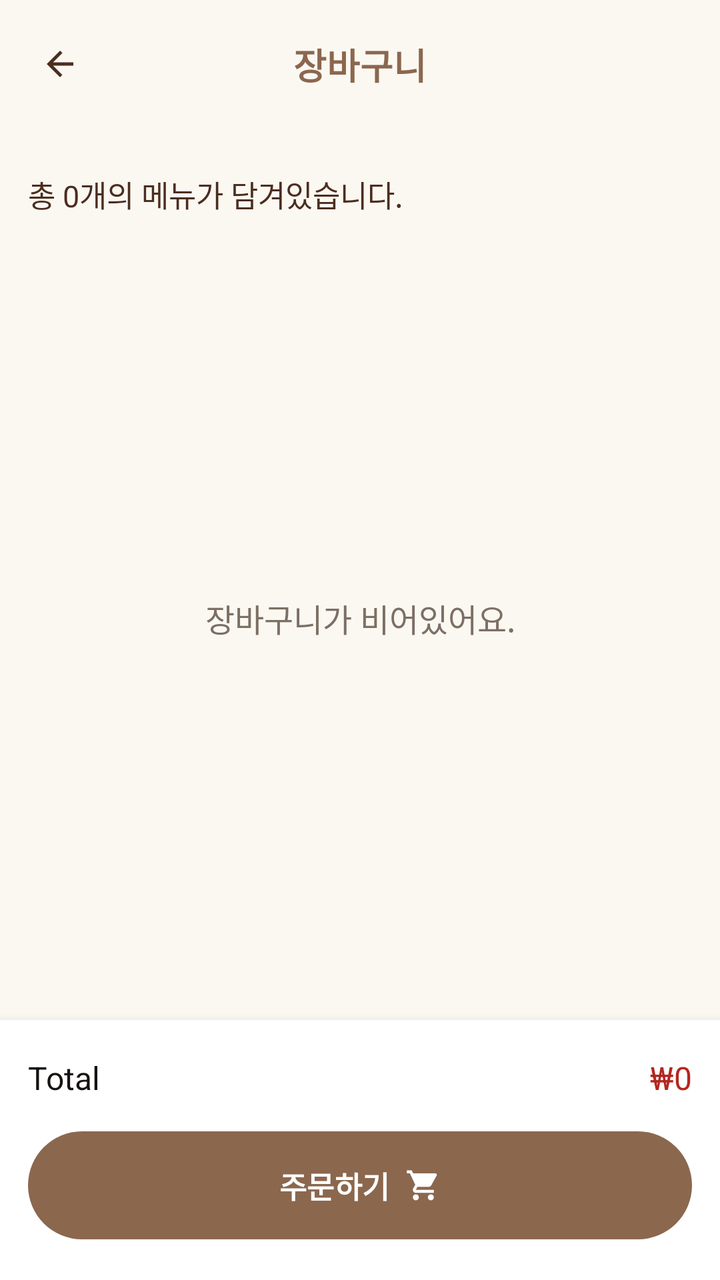
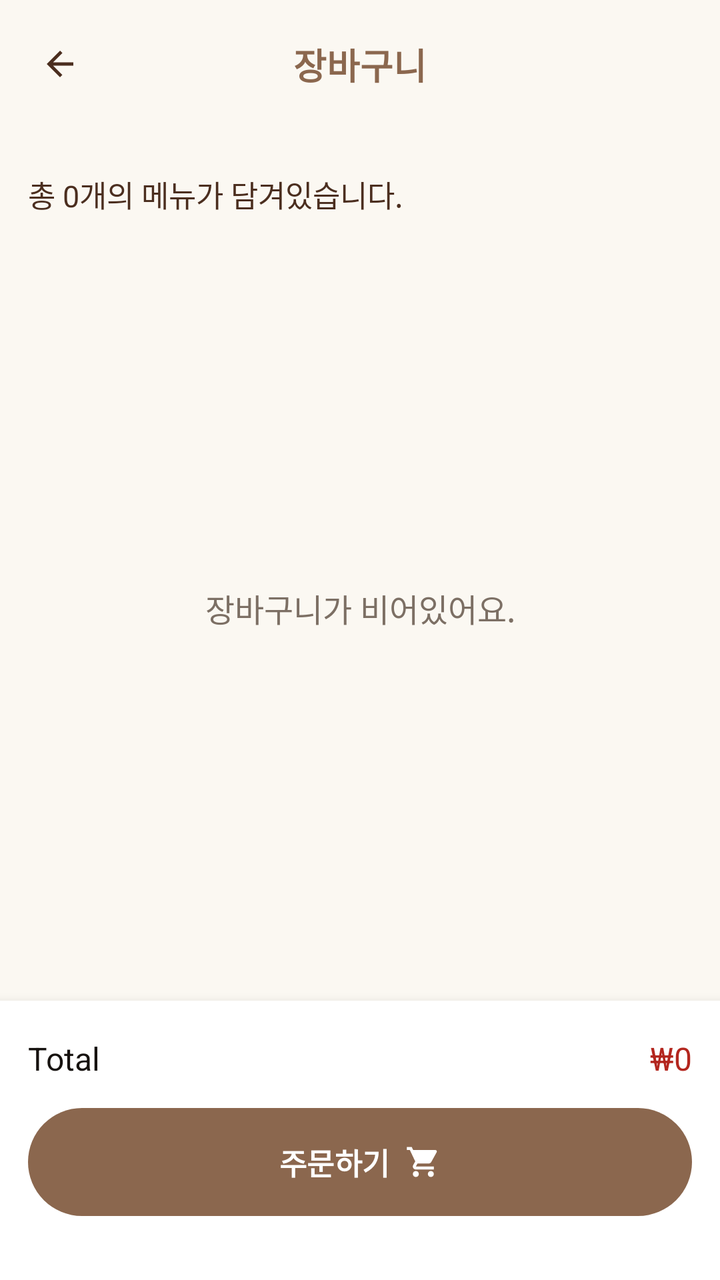

Before-and-after screenshots of an Android layout around one commit, followed by the original layout XML and the change that was made.
<!-- AndroidManifest.xml: application theme Theme.Payclient -->
<!-- res/layout/activity_cart.xml -->
<?xml version="1.0" encoding="utf-8"?>
<androidx.constraintlayout.widget.ConstraintLayout
    xmlns:android="http://schemas.android.com/apk/res/android"
    xmlns:app="http://schemas.android.com/apk/res-auto"
    android:layout_width="match_parent"
    android:layout_height="match_parent"
    android:background="@color/home_background">

    <androidx.constraintlayout.widget.ConstraintLayout
        android:id="@+id/layout_cart_header"
        android:layout_width="0dp"
        android:layout_height="64dp"
        android:paddingStart="12dp"
        android:paddingEnd="12dp"
        app:layout_constraintEnd_toEndOf="parent"
        app:layout_constraintStart_toStartOf="parent"
        app:layout_constraintTop_toTopOf="parent">

        <ImageView
            android:id="@+id/btnCartBack"
            android:layout_width="36dp"
            android:layout_height="36dp"
            android:contentDescription="뒤로가기"
            android:padding="8dp"
            android:src="@drawable/ic_arrow_back"
            app:tint="@color/coffee_brown_dark"
            app:layout_constraintBottom_toBottomOf="parent"
            app:layout_constraintStart_toStartOf="parent"
            app:layout_constraintTop_toTopOf="parent" />

        <TextView
            android:id="@+id/tvCartTitle"
            android:layout_width="wrap_content"
            android:layout_height="wrap_content"
            android:text="장바구니"
            android:textColor="@color/coffee_brown"
            android:textSize="18sp"
            android:textStyle="bold"
            app:layout_constraintBottom_toBottomOf="parent"
            app:layout_constraintEnd_toEndOf="parent"
            app:layout_constraintStart_toStartOf="parent"
            app:layout_constraintTop_toTopOf="parent" />
    </androidx.constraintlayout.widget.ConstraintLayout>

    <TextView
        android:id="@+id/tv_cart_summary"
        android:layout_width="0dp"
        android:layout_height="wrap_content"
        android:layout_marginStart="14dp"
        android:layout_marginTop="22dp"
        android:layout_marginEnd="14dp"
        android:text="총 0개의 메뉴가 담겨있습니다."
        android:textColor="@color/coffee_brown_dark"
        android:textSize="15sp"
        app:layout_constraintEnd_toEndOf="parent"
        app:layout_constraintStart_toStartOf="parent"
        app:layout_constraintTop_toBottomOf="@id/layout_cart_header" />

    <TextView
        android:id="@+id/tv_empty_cart"
        android:layout_width="0dp"
        android:layout_height="0dp"
        android:gravity="center"
        android:text="장바구니가 비어있어요."
        android:textColor="@color/text_secondary"
        android:textSize="16sp"
        app:layout_constraintBottom_toTopOf="@id/layout_order_summary"
        app:layout_constraintEnd_toEndOf="parent"
        app:layout_constraintStart_toStartOf="parent"
        app:layout_constraintTop_toBottomOf="@id/tv_cart_summary" />

    <androidx.recyclerview.widget.RecyclerView
        android:id="@+id/rv_cart_items"
        android:layout_width="0dp"
        android:layout_height="0dp"
        android:clipToPadding="false"
        android:overScrollMode="never"
        android:paddingStart="8dp"
        android:paddingTop="16dp"
        android:paddingEnd="8dp"
        android:paddingBottom="18dp"
        android:visibility="gone"
        app:layout_constraintBottom_toTopOf="@id/layout_order_summary"
        app:layout_constraintEnd_toEndOf="parent"
        app:layout_constraintStart_toStartOf="parent"
        app:layout_constraintTop_toBottomOf="@id/tv_cart_summary" />

    <LinearLayout
        android:id="@+id/layout_order_summary"
        android:layout_width="0dp"
        android:layout_height="130dp"
        android:background="@color/white"
        android:elevation="8dp"
        android:orientation="vertical"
        android:paddingStart="14dp"
        android:paddingTop="18dp"
        android:paddingEnd="14dp"
        android:paddingBottom="16dp"
        app:layout_constraintBottom_toBottomOf="parent"
        app:layout_constraintEnd_toEndOf="parent"
        app:layout_constraintStart_toStartOf="parent">

        <LinearLayout
            android:layout_width="match_parent"
            android:layout_height="wrap_content"
            android:gravity="center_vertical"
            android:orientation="horizontal">

            <TextView
                android:layout_width="0dp"
                android:layout_height="wrap_content"
                android:layout_weight="1"
                android:text="Total"
                android:textColor="@color/text_primary"
                android:textSize="16sp" />

            <TextView
                android:id="@+id/tv_total_price"
                android:layout_width="wrap_content"
                android:layout_height="wrap_content"
                android:text="₩0"
                android:textColor="#B3261E"
                android:textSize="16sp" />
        </LinearLayout>

        <com.google.android.material.button.MaterialButton
            android:id="@+id/btn_order"
            android:layout_width="match_parent"
            android:layout_height="54dp"
            android:layout_marginTop="16dp"
            android:insetTop="0dp"
            android:insetBottom="0dp"
            android:text="주문하기"
            android:textColor="@color/white"
            android:textSize="15sp"
            android:textStyle="bold"
            app:backgroundTint="@color/coffee_brown"
            app:cornerRadius="27dp"
            app:icon="@drawable/ic_cart_outline"
            app:iconGravity="textEnd"
            app:iconPadding="8dp"
            app:iconTint="@color/white" />
    </LinearLayout>
</androidx.constraintlayout.widget.ConstraintLayout>
<!-- resources referenced by this layout -->
<resources>
  <color name="coffee_brown">#8B674E</color>
  <color name="coffee_brown_dark">#4B2E1F</color>
  <color name="home_background">#FBF8F2</color>
  <color name="text_primary">#16120F</color>
  <color name="text_secondary">#7C6F64</color>
  <color name="white">#FFFFFFFF</color>
  <!-- drawable ic_arrow_back (drawable) -->
  <vector xmlns:android="http://schemas.android.com/apk/res/android"
      android:width="24dp"
      android:height="24dp"
      android:viewportWidth="24"
      android:viewportHeight="24">
      <path
          android:fillColor="#FF000000"
          android:pathData="M20,11H7.83L13.42,5.41L12,4L4,12L12,20L13.41,18.59L7.83,13H20V11Z" />
  </vector>
  <!-- drawable ic_cart_outline (drawable) -->
  <vector xmlns:android="http://schemas.android.com/apk/res/android"
      android:width="24dp"
      android:height="24dp"
      android:viewportWidth="24"
      android:viewportHeight="24">
      <path
          android:fillColor="#FF000000"
          android:pathData="M7,18C5.9,18 5.01,18.9 5.01,20S5.9,22 7,22 9,21.1 9,20 8.1,18 7,18ZM1,2V4H3L6.6,11.59 5.25,14.04C4.52,15.37 5.48,17 7,17H19V15H7L8.1,13H15.55C16.3,13 16.96,12.59 17.3,11.97L20.88,5.48C21.25,4.82 20.77,4 20,4H5.21L4.27,2H1ZM17,18C15.9,18 15.01,18.9 15.01,20S15.9,22 17,22 19,21.1 19,20 18.1,18 17,18Z" />
  </vector>
  <style name="Theme.Payclient" parent="Base.Theme.Payclient" />
  <style name="Base.Theme.Payclient" parent="Theme.Material3.DayNight.NoActionBar">
          
          <item name="colorPrimary">@color/beige</item>
          <item name="android:windowBackground">@color/baby_blue</item>
      </style>
  <color name="beige">#D9C4B0</color>
  <color name="baby_blue">#ECEEDF</color>
</resources>

<!-- the commit's change to res/layout/activity_cart.xml (unified diff, before → after) -->
@@ -88,14 +88,15 @@
     <LinearLayout
         android:id="@+id/layout_order_summary"
         android:layout_width="0dp"
-        android:layout_height="130dp"
+        android:layout_height="wrap_content"
+        android:minHeight="130dp"
         android:background="@color/white"
         android:elevation="8dp"
         android:orientation="vertical"
         android:paddingStart="14dp"
         android:paddingTop="18dp"
         android:paddingEnd="14dp"
-        android:paddingBottom="16dp"
+        android:paddingBottom="32dp"
         app:layout_constraintBottom_toBottomOf="parent"
         app:layout_constraintEnd_toEndOf="parent"
         app:layout_constraintStart_toStartOf="parent">
@@ -127,7 +128,7 @@
             android:id="@+id/btn_order"
             android:layout_width="match_parent"
             android:layout_height="54dp"
-            android:layout_marginTop="16dp"
+            android:layout_marginTop="14dp"
             android:insetTop="0dp"
             android:insetBottom="0dp"
             android:text="주문하기"
